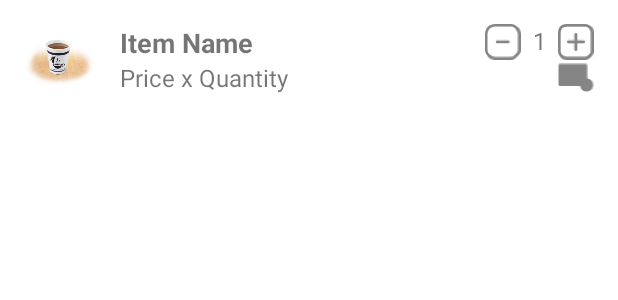
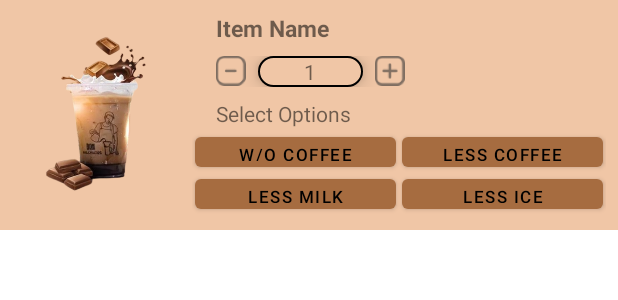
Before and after one commit to 3emSeyBey/POSheesh, an Android app: the layout list_item_cart.xml on its own in the app's theme, with its tools: preview values and no code run, on a phone screen of 412 x 824 dp. Shown: the top 300 px of the screen. Run offline under Robolectric (Android 15) with nearby library versions, the phone set to English and light mode, and no system bars.

Commit message:
cart dialog ui done

```diff
--- a/app/src/main/res/layout/list_item_cart.xml
+++ b/app/src/main/res/layout/list_item_cart.xml
@@ -4,7 +4,8 @@
     android:layout_width="match_parent"
     android:layout_height="wrap_content"
     android:orientation="horizontal"
-    android:padding="16dp">
+    android:padding="8dp"
+    android:background="@color/default_background">
 
     <!-- Left Section: Image and Name -->
     <LinearLayout
@@ -15,13 +16,19 @@
         <!-- Image View -->
         <ImageView
             android:id="@+id/itemImageView"
-            android:layout_width="48dp"
-            android:layout_height="48dp"
-            android:src="@drawable/hot_choco_1"
+            android:layout_width="120dp"
+            android:layout_height="120dp"
+            android:src="@drawable/don_darko"
             android:scaleType="centerCrop"
             android:contentDescription="Item Image"/>
+    </LinearLayout>
 
-        <!-- Item Name and Price x Quantity -->
+    <!-- Right Section: Plus and Minus Buttons, Quantity Text, Delete Button -->
+    <LinearLayout
+        android:layout_width="match_parent"
+        android:layout_height="wrap_content"
+        android:orientation="vertical">
+
         <LinearLayout
             android:layout_width="wrap_content"
             android:layout_height="wrap_content"
@@ -34,67 +41,113 @@
                 android:layout_width="wrap_content"
                 android:layout_height="wrap_content"
                 android:text="Item Name"
-                android:textSize="18sp"
+                android:textSize="15sp"
                 android:textStyle="bold"/>
 
-            <!-- Price x Quantity -->
-            <TextView
-                android:id="@+id/priceQuantityTextView"
-                android:layout_width="wrap_content"
-                android:layout_height="wrap_content"
-                android:text="Price x Quantity"
-                android:textSize="16sp"/>
-        </LinearLayout>
-    </LinearLayout>
-
-    <!-- Right Section: Plus and Minus Buttons, Quantity Text, Delete Button -->
-    <LinearLayout
-        android:layout_width="match_parent"
-        android:layout_height="wrap_content"
-        android:orientation="vertical"
-        android:gravity="end">
-
-        <!-- Plus and Minus Buttons with Quantity -->
             <LinearLayout
                 android:layout_width="wrap_content"
                 android:layout_height="wrap_content"
-            android:orientation="horizontal">
+                android:orientation="horizontal"
+                android:layout_marginTop="8dp">
 
                 <!-- Minus Button -->
                 <ImageView
                     android:id="@+id/minusButton"
-                android:layout_width="24dp"
-                android:layout_height="24dp"
+                    android:layout_width="20dp"
+                    android:layout_height="20dp"
                     android:src="@drawable/ic_minus"
+                    android:elevation="4dp"
                     android:contentDescription="Minus"/>
 
                 <!-- Quantity TextView -->
                 <TextView
                     android:id="@+id/quantityTextView"
-                android:layout_width="wrap_content"
+                    android:layout_width="70dp"
                     android:layout_height="wrap_content"
                     android:text="1"
-                android:textSize="16sp"
+                    android:gravity="center_horizontal"
+                    android:elevation="8dp"
+                    android:textSize="14sp"
                     android:layout_marginStart="8dp"
-                android:layout_marginEnd="8dp"/>
+                    android:layout_marginEnd="8dp"
+                    android:background="@drawable/search_box_background"/>
 
                 <!-- Plus Button -->
                 <ImageView
                     android:id="@+id/plusButton"
-                android:layout_width="24dp"
-                android:layout_height="24dp"
+                    android:layout_width="20dp"
+                    android:layout_height="20dp"
+                    android:elevation="4dp"
                     android:src="@drawable/ic_plus"
                     android:contentDescription="Plus"/>
             </LinearLayout>
+            <TextView
+                android:id="@+id/selectOptionsTextView"
+                android:layout_width="wrap_content"
+                android:layout_height="wrap_content"
+                android:layout_marginTop="8dp"
+                android:text="Select Options"
+                android:textSize="14sp"/>
+        </LinearLayout>
+        <GridLayout
+            android:layout_width="match_parent"
+            android:layout_height="wrap_content"
+            android:columnCount="2"
+            android:rowCount="2">
 
-        <!-- Delete Button -->
-        <ImageView
-            android:id="@+id/deleteButton"
-            android:layout_width="24dp"
-            android:layout_height="24dp"
-            android:src="@drawable/ic_img_error"
+            <!-- Button 1: W/O COFFEE -->
+            <Button
+                android:id="@+id/wocoffeButton"
+                android:layout_width="0dp"
+                android:layout_height="32dp"
+                android:layout_columnWeight="1"
+                android:text="W/O COFFEE"
+                android:textSize="11sp"
+                android:layout_marginStart="2dp"
+                android:layout_marginEnd="2dp"                android:elevation="4dp"
                 android:contentDescription="Delete"/>
+
+            <!-- Button 2: Less Coffee -->
+            <Button
+                android:id="@+id/lessCoffeeButton"
+                android:layout_width="0dp"
+                android:layout_height="32dp"
+                android:layout_columnWeight="1"
+                android:text="Less Coffee"
+                android:textSize="11sp"
+                android:layout_marginStart="2dp"
+                android:layout_marginEnd="2dp"
+                android:elevation="4dp"
+                android:contentDescription="Less Coffee"/>
+
+            <!-- Button 3: Less Milk -->
+            <Button
+                android:id="@+id/lessMilkButton"
+                android:layout_width="0dp"
+                android:layout_height="32dp"
+                android:layout_columnWeight="1"
+                android:text="Less Milk"
+                android:textSize="11sp"
+                android:layout_marginStart="2dp"
+                android:layout_marginEnd="2dp"
+                android:layout_marginTop="-4dp"
+                android:elevation="4dp"
+                android:contentDescription="Less Milk"/>
+
+            <!-- Button 4: Less Ice -->
+            <Button
+                android:id="@+id/lessIceButton"
+                android:layout_width="0dp"
+                android:layout_height="32dp"
+                android:layout_columnWeight="1"
+                android:text="Less Ice"
+                android:textSize="11sp"
+                android:layout_marginStart="2dp"
+                android:layout_marginEnd="2dp"
+                android:layout_marginTop="-4dp"
+                android:elevation="4dp"
+                android:contentDescription="Less Ice"/>
+
+        </GridLayout>
     </LinearLayout>
-
-
 </LinearLayout>
```
Also changed, not shown: app/src/main/res/layout/dialog_cart.xml (+56 -20 lines), app/src/main/res/drawable-hdpi/ic_cash.png (added), app/src/main/res/drawable-hdpi/ic_qr.png (added), app/src/main/res/drawable-mdpi/ic_cash.png (added), app/src/main/res/drawable-mdpi/ic_qr.png (added), app/src/main/res/drawable-xhdpi/ic_cash.png (added), app/src/main/res/drawable-xhdpi/ic_qr.png (added), app/src/main/res/drawable-xxhdpi/ic_cash.png (added), app/src/main/res/drawable-xxhdpi/ic_qr.png (added), app/src/main/res/drawable-xxxhdpi/ic_cash.png (added), app/src/main/res/drawable-xxxhdpi/ic_qr.png (added). Lines whose indentation alone changed are shown as unchanged.
